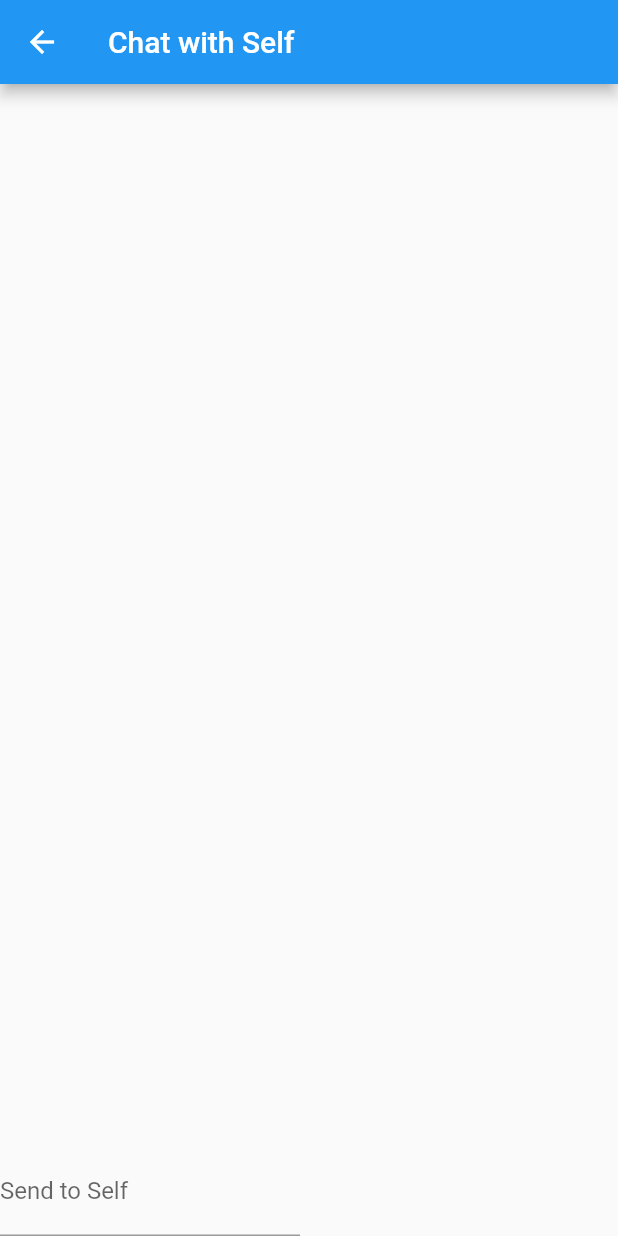
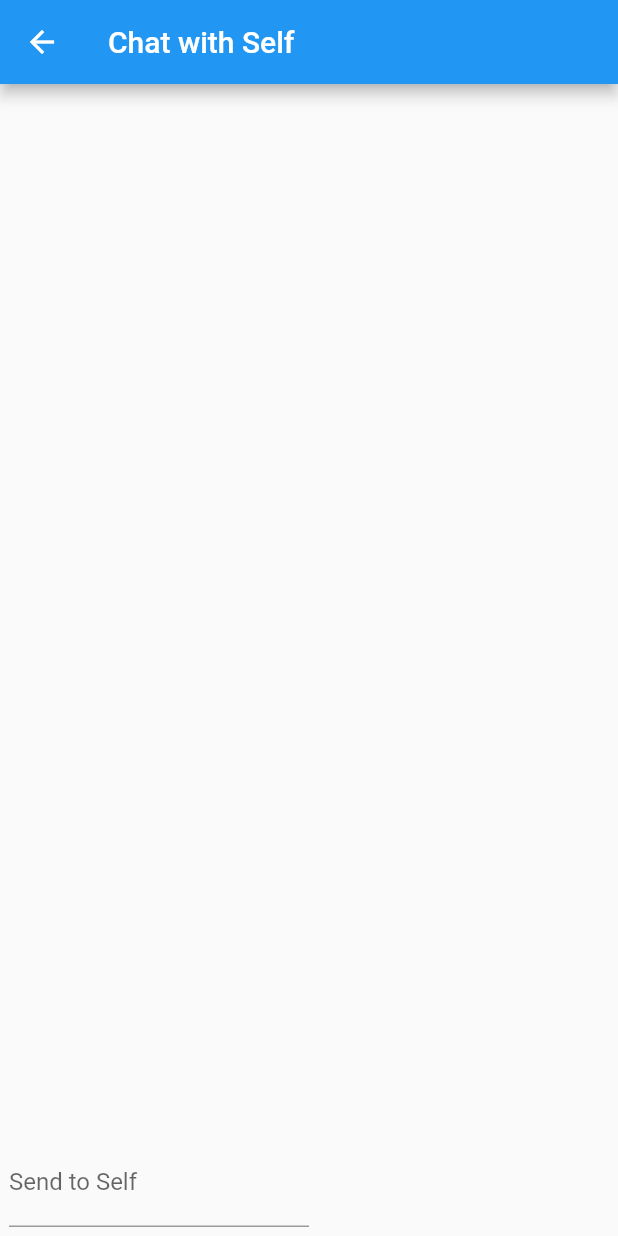
Before and after one commit to gjf2a/text_messenger, a Flutter app: the screen it shows after launch, after a tap on an icon or button, on a phone screen of 412 x 824 dp. Run offline on Flutter 3.47's test engine with Material 2 defaults, Android fonts, the phone set to English and light mode, and no system bars; missing offline and left inert: mutex, network_info_plus.

Commit message:
Forgot the other two files..

```diff
--- a/lib/text_widgets.dart
+++ b/lib/text_widgets.dart
@@ -18,14 +18,16 @@ class ActionText extends StatelessWidget {
 
   @override
   Widget build(BuildContext context) {
-    return SizedBox(
+    return Padding(
+        padding: EdgeInsets.all(6.0),
+        child: SizedBox(
             width: this.width,
             child: TextField(
               controller: controller,
               keyboardType: inType,
               onSubmitted: handler,
               decoration: InputDecoration(labelText: label),
-        ));
+            )));
   }
 }
 
```
Also changed, not shown: lib/data.dart (+8 -3 lines). Lines whose indentation alone changed are shown as unchanged.
